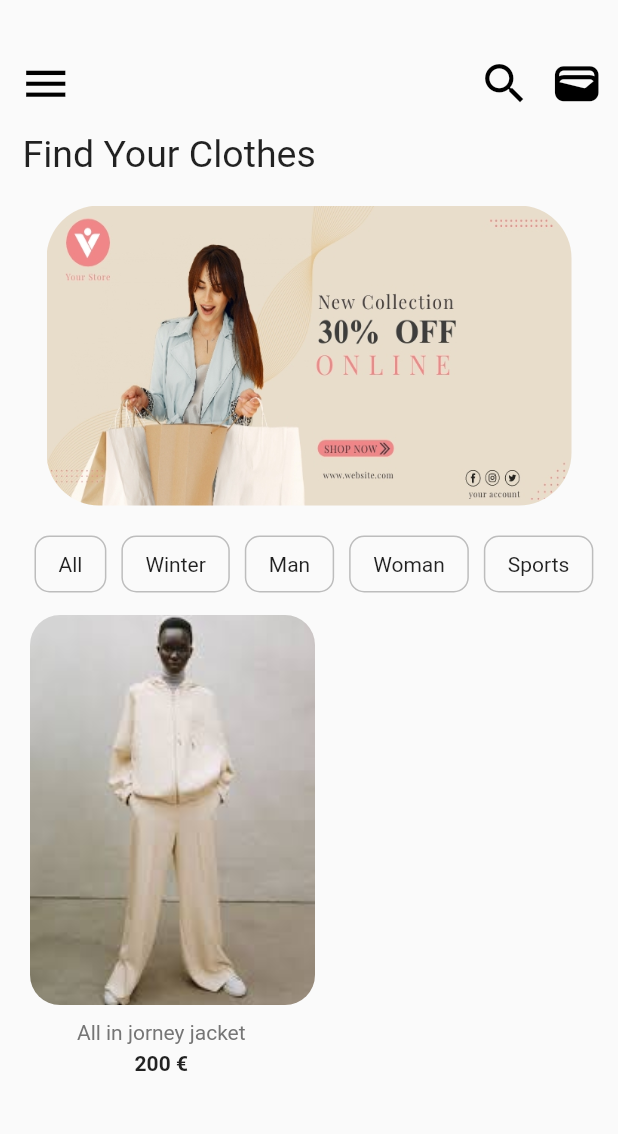
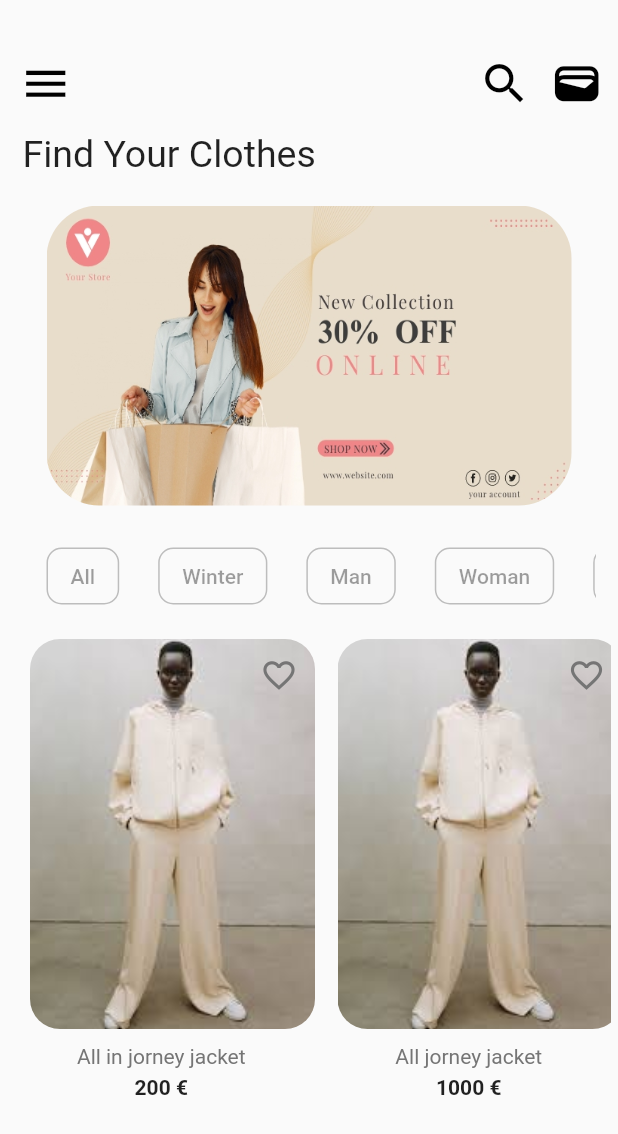
Before and after one commit to LunarioTK/Ecommerce_Store, a Flutter app: the screen it shows after launch, on a phone screen of 412 x 824 dp. Shown: the top 1134 px of the screen. Run offline on Flutter 3.47's test engine with Material 2 defaults, Android fonts, the phone set to English and light mode, and no system bars; our stand-ins replace cloud_firestore, firebase_core, firebase_storage; accounts and stored records are empty; generated files the repository leaves out were written again.

```diff
--- a/lib/Pages/home.dart
+++ b/lib/Pages/home.dart
@@ -1,13 +1,19 @@
+import 'package:ecommerce_store/models/produto.dart';
+import 'package:ecommerce_store/services/database.dart';
 import 'package:ecommerce_store/utils/Cat_box.dart';
 import 'package:ecommerce_store/utils/clothes_box.dart';
 import 'package:flutter/material.dart';
+import 'package:provider/provider.dart';
 
 class HomePage extends StatelessWidget {
   const HomePage({super.key});
 
   @override
   Widget build(BuildContext context) {
-    return Scaffold(
+    return StreamProvider<List<ProdutoModel>?>.value(
+      value: DatabaseServices(imgUrl: '').products,
+      initialData: null,
+      child: Scaffold(
         body: Padding(
           padding: const EdgeInsets.fromLTRB(5, 30, 5, 5),
           child: Column(
@@ -109,12 +115,23 @@ class HomePage extends StatelessWidget {
                       clothesName: 'All in jorney jacket',
                       price: '200',
                     ),
+                    ClothesCard(
+                      img: 'assets/clothes_01.jpg',
+                      clothesName: 'All jorney jacket',
+                      price: '1000',
+                    ),
+                    ClothesCard(
+                      img: 'assets/clothes_01.jpg',
+                      clothesName: 'Jorney jacket',
+                      price: '500',
+                    ),
                   ],
                 ),
               )
             ],
           ),
         ),
+      ),
     );
   }
 }
--- a/lib/main.dart
+++ b/lib/main.dart
@@ -1,7 +1,11 @@
 import 'package:ecommerce_store/Pages/home.dart';
 import 'package:flutter/material.dart';
+import 'package:firebase_core/firebase_core.dart';
+import 'firebase_options.dart';
 
-void main() {
+Future<void> main() async {
+  WidgetsFlutterBinding.ensureInitialized();
+  await Firebase.initializeApp(options: DefaultFirebaseOptions.currentPlatform);
   runApp(const MyApp());
 }
 
--- /dev/null
+++ b/lib/models/produto.dart
@@ -0,0 +1,7 @@
+class ProdutoModel {
+  String name;
+  String price;
+  String imgUrl;
+
+  ProdutoModel({required this.name, required this.price, required this.imgUrl});
+}
--- /dev/null
+++ b/lib/services/database.dart
@@ -0,0 +1,31 @@
+import 'package:cloud_firestore/cloud_firestore.dart';
+import 'package:ecommerce_store/models/produto.dart';
+import 'package:firebase_storage/firebase_storage.dart';
+
+class DatabaseServices {
+  late String? imgUrl;
+  late String name;
+  late String price;
+
+  DatabaseServices({this.imgUrl});
+
+  // Collection reference
+  final CollectionReference productCollection =
+      FirebaseFirestore.instance.collection('Produto');
+
+  final storage = FirebaseStorage.instance;
+
+  List<ProdutoModel> _produtoListFromSnapshot(QuerySnapshot snapshot) {
+    return snapshot.docs.map((doc) {
+      return ProdutoModel(
+        name: doc.get('name') ?? '',
+        price: doc.get('price') ?? '',
+        imgUrl: doc.get('image') ?? '',
+      );
+    }).toList();
+  }
+
+  Stream<List<ProdutoModel>> get products {
+    return productCollection.snapshots().map(_produtoListFromSnapshot);
+  }
+}
--- a/lib/utils/cat_box.dart
+++ b/lib/utils/cat_box.dart
@@ -6,7 +6,9 @@ class CatBox extends StatelessWidget {
 
   @override
   Widget build(BuildContext context) {
-    return Container(
+    return TextButton(
+      onPressed: null,
+      child: Container(
         margin: const EdgeInsets.only(left: 10),
         padding: const EdgeInsets.fromLTRB(15, 10, 15, 10),
         decoration: BoxDecoration(
@@ -16,6 +18,7 @@ class CatBox extends StatelessWidget {
         child: Text(
           catName,
         ),
+      ),
     );
   }
 }
--- a/lib/utils/clothes_box.dart
+++ b/lib/utils/clothes_box.dart
@@ -25,6 +25,17 @@ class ClothesCard extends StatelessWidget {
               ),
             ),
           ),
+          child: Align(
+            alignment: Alignment.topRight,
+            child: IconButton(
+              onPressed: null,
+              icon: Icon(
+                Icons.favorite_outline,
+                size: 25,
+                color: Colors.grey[600],
+              ),
+            ),
+          ),
         ),
         Text(
           clothesName,
--- a/pubspec.yaml
+++ b/pubspec.yaml
@@ -36,6 +36,10 @@ dependencies:
   # The following adds the Cupertino Icons font to your application.
   # Use with the CupertinoIcons class for iOS style icons.
   cupertino_icons: ^1.0.2
+  firebase_core: ^2.4.0
+  cloud_firestore: ^4.2.0
+  provider: ^6.0.5
+  firebase_storage: ^11.0.9
 
 dev_dependencies:
   flutter_test:
```
Also changed, not shown: pubspec.lock, 5 other files. Lines whose indentation alone changed are shown as unchanged.
